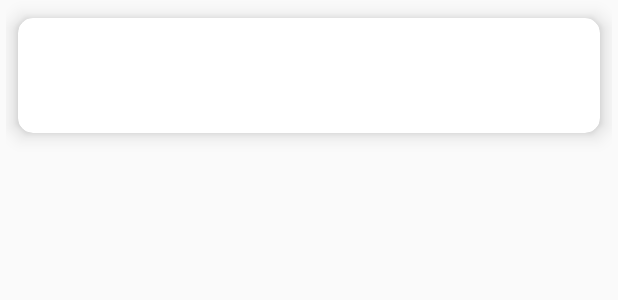
After one commit to huhx0015/GitYourIssues, an Android app: the layout recycler_view_cardview_row.xml on its own in the app's theme, with its tools: preview values and no code run, on a phone screen of 412 x 824 dp. The commit adds this screen. Shown: the top 300 px of the screen. Run offline under Robolectric (Android 15) with nearby library versions, the phone set to English and light mode, and no system bars.

Commit message:
* Restructured MainActivity methods. * Modified activity_main.xml, content_main.xml layout files. * Added CardView layout for RecyclerView. * Changed application color style.

```diff
--- a/app/src/main/res/layout/activity_main.xml
+++ b/app/src/main/res/layout/activity_main.xml
@@ -2,6 +2,7 @@
 <android.support.design.widget.CoordinatorLayout xmlns:android="http://schemas.android.com/apk/res/android"
     xmlns:app="http://schemas.android.com/apk/res-auto"
     xmlns:tools="http://schemas.android.com/tools"
+    android:id="@+id/git_main_activity_layout"
     android:layout_width="match_parent"
     android:layout_height="match_parent"
     android:fitsSystemWindows="true"
@@ -10,10 +11,11 @@
     <android.support.design.widget.AppBarLayout
         android:layout_width="match_parent"
         android:layout_height="wrap_content"
+        android:id="@+id/git_main_activity_app_bar_layout"
         android:theme="@style/AppTheme.AppBarOverlay">
 
         <android.support.v7.widget.Toolbar
-            android:id="@+id/toolbar"
+            android:id="@+id/git_main_activity_toolbar"
             android:layout_width="match_parent"
             android:layout_height="?attr/actionBarSize"
             android:background="?attr/colorPrimary"
@@ -24,7 +26,7 @@
     <include layout="@layout/content_main" />
 
     <android.support.design.widget.FloatingActionButton
-        android:id="@+id/fab"
+        android:id="@+id/git_main_activity_fab_button"
         android:layout_width="wrap_content"
         android:layout_height="wrap_content"
         android:layout_gravity="bottom|end"
--- /dev/null
+++ b/app/src/main/res/layout/recycler_view_cardview_row.xml
@@ -0,0 +1,61 @@
+<?xml version="1.0" encoding="utf-8"?>
+<LinearLayout xmlns:android="http://schemas.android.com/apk/res/android"
+    android:layout_width="match_parent"
+    android:layout_height="match_parent"
+    android:id="@+id/recycler_view_cardview_layout"
+    android:paddingRight="4dp"
+    android:paddingLeft="4dp">
+
+    <android.support.v7.widget.CardView
+        xmlns:card_view="http://schemas.android.com/apk/res-auto"
+        android:layout_width="fill_parent"
+        android:layout_height="wrap_content"
+        android:id="@+id/recycler_view_cardview_container"
+        android:foreground="?android:attr/selectableItemBackground"
+        card_view:cardCornerRadius="10dp"
+        card_view:cardElevation="8dp"
+        card_view:cardPreventCornerOverlap="false"
+        card_view:cardUseCompatPadding="true">
+
+        <LinearLayout
+            android:orientation="horizontal"
+            android:layout_width="wrap_content"
+            android:layout_height="wrap_content"
+            android:padding="8dp"
+            android:gravity="center_vertical"
+            android:id="@+id/row_container">
+
+            <LinearLayout
+                android:orientation="vertical"
+                android:layout_width="fill_parent"
+                android:layout_height="wrap_content"
+                android:id="@+id/recycler_view_data_container">
+
+                <TextView
+                    android:layout_width="fill_parent"
+                    android:layout_height="wrap_content"
+                    android:id="@+id/issue_name_text"
+                    android:textSize="18sp"
+                    android:typeface="sans"
+                    android:textColor="@android:color/black" />
+
+                <TextView
+                    android:layout_width="fill_parent"
+                    android:layout_height="wrap_content"
+                    android:id="@+id/issue_description_text"
+                    android:textSize="16sp"
+                    android:typeface="sans" />
+
+                <TextView
+                    android:layout_width="fill_parent"
+                    android:layout_height="wrap_content"
+                    android:id="@+id/issue_comments_text"
+                    android:textSize="10sp"
+                    android:typeface="sans"
+                    android:textStyle="italic" />
+            </LinearLayout>
+        </LinearLayout>
+
+    </android.support.v7.widget.CardView>
+
+</LinearLayout>
--- a/app/src/main/res/values/colors.xml
+++ b/app/src/main/res/values/colors.xml
@@ -1,6 +1,6 @@
 <?xml version="1.0" encoding="utf-8"?>
 <resources>
-    <color name="colorPrimary">#3F51B5</color>
-    <color name="colorPrimaryDark">#303F9F</color>
-    <color name="colorAccent">#FF4081</color>
+    <color name="colorPrimary">#607D8B</color>
+    <color name="colorPrimaryDark">#37474F</color>
+    <color name="colorAccent">#0091EA</color>
 </resources>
--- a/app/src/main/res/values/strings.xml
+++ b/app/src/main/res/values/strings.xml
@@ -1,4 +1,4 @@
 <resources>
-    <string name="app_name">Git_Your_Issues</string>
+    <string name="app_name">Git Your Issues</string>
     <string name="action_settings">Settings</string>
 </resources>
--- a/app/src/main/res/values/styles.xml
+++ b/app/src/main/res/values/styles.xml
@@ -2,6 +2,7 @@
 
     <!-- Base application theme. -->
     <style name="AppTheme" parent="Theme.AppCompat.Light.DarkActionBar">
+
         <!-- Customize your theme here. -->
         <item name="colorPrimary">@color/colorPrimary</item>
         <item name="colorPrimaryDark">@color/colorPrimaryDark</item>
```
Also changed, not shown: app/src/main/java/com/huhx0015/gityourissues/activities/MainActivity.java (+27 -12 lines), app/src/main/res/layout/content_main.xml (+24 -6 lines).
